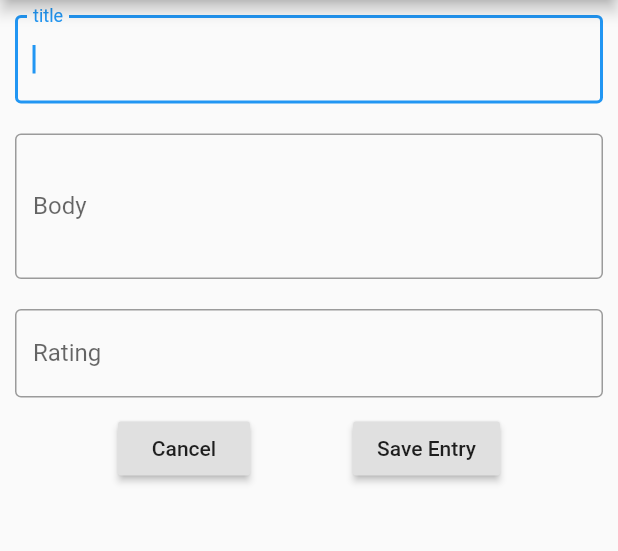
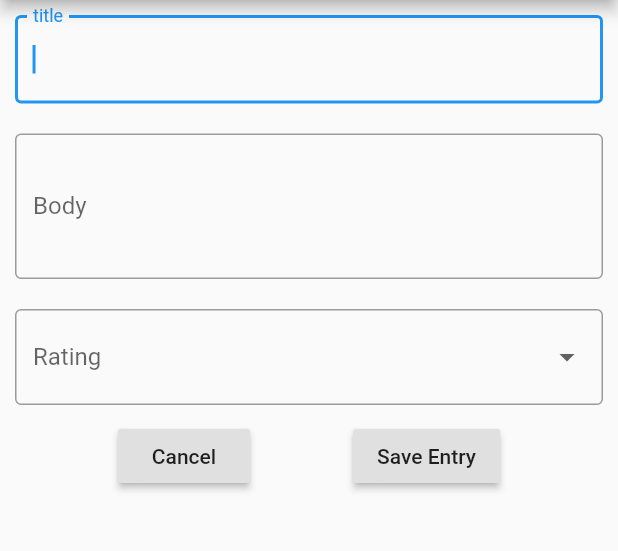
Before and after one commit to euromike21/cs492_journal, a Flutter app: the JournalScaffold screen opened directly, after a tap on "Save Entry", on a phone screen of 412 x 824 dp, the part 84-635 px from its top. Run offline on Flutter 3.47's test engine with Material 2 defaults, Android fonts, the phone set to English and light mode, and no system bars.

Commit message:
Listview builder and dropdown rating

```diff
--- a/lib/assignmentNotes.txt
+++ b/lib/assignmentNotes.txt
@@ -3,9 +3,10 @@
 -Step 1: make a button in the right of the app bar with a toggle-able config option in a drawer to change the theme from light to dark. (shred preferences concept)
 -Step 2: figure out how to savet the state of the preference
 -(first use should be light theme)
+-see tutorial: https://itnext.io/app-theming-in-flutter-dark-mode-light-mode-27d9adf3cee
 
-*-Step 3: Journal - Create onnject with id (int), title (str), body (str), rating (int), date (DateTime).Use of an onject to get data is demonstrated in last prof video in form expl.
--Step 4: Display all saved entried in a list view of title and date.
+x-Step 3: Journal - Create onnject with id (int), title (str), body (str), rating (int), date (DateTime).Use of an onject to get data is demonstrated in last prof video in form expl.
+-Step 4: Display all saved entries in a list view of title and date.
 -Step 5: Display all parts of the object when list is tapped.
 *-Step 6: Put back button on details page to return to list view.
 -Step 7: make master-detail layout when device has +800 (or appropriate) horiz space.
--- a/lib/main.dart
+++ b/lib/main.dart
@@ -33,8 +33,11 @@ class App extends StatelessWidget {
       title: 'Journal',
       theme: ThemeData.light(),
       //if list length is > 0 then load welcomroute
+
       routes: welcomeRoute,
+
       //else load journalentries route
+
       //routes: listRoute,
     );
 
--- /dev/null
+++ b/lib/widgets/dropdown_rating_form_field.dart
@@ -0,0 +1,47 @@
+// (c) 2020 Yong Joseph Bakos. Use this freely.
+// https://github.com/flutter/flutter/issues/27821
+// Usage:
+// DropdownRatingFormField(
+//   maxRating: 4,
+//   validator: (value) { /* ... */ },
+//   onSaved: (value) { /* ... */ }
+// );
+
+import 'package:flutter/material.dart';
+
+class DropdownRatingFormField extends StatefulWidget {
+  final int maxRating;
+  final void Function(dynamic) onSaved;
+  final String Function(dynamic) validator;
+
+  DropdownRatingFormField(
+      {Key key, this.maxRating, this.onSaved, this.validator})
+      : super(key: key);
+
+  @override
+  DropdownRatingFormFieldState createState() => DropdownRatingFormFieldState();
+}
+
+class DropdownRatingFormFieldState extends State<DropdownRatingFormField> {
+  int selectedValue;
+
+  @override
+  Widget build(BuildContext context) {
+    return DropdownButtonFormField(
+        value: selectedValue,
+        items: ratingMenuItems(maxRating: widget.maxRating),
+        onChanged: (value) {
+          setState(() => selectedValue = value);
+        },
+        decoration:
+            InputDecoration(labelText: 'Rating', border: OutlineInputBorder()),
+        validator: widget.validator,
+        onSaved: widget.onSaved);
+  }
+
+  List<DropdownMenuItem> ratingMenuItems({int maxRating}) {
+    return List<DropdownMenuItem>.generate(maxRating, (i) {
+      return DropdownMenuItem(value: i + 1, child: Text('${i + 1}'));
+    });
+  }
+}
--- a/lib/widgets/journal_entry_form.dart
+++ b/lib/widgets/journal_entry_form.dart
@@ -1,6 +1,7 @@
 import 'package:flutter/material.dart';
 import 'package:intl/date_symbols.dart';
 import 'package:intl/intl.dart';
+import 'package:journal/widgets/dropdown_rating_form_field.dart';
 
 class JournalEntryFields {
   String title;
@@ -33,7 +34,7 @@ class JournalEntry {
   void dateGen() {
     //var now = new DateTime.now();
     //print('$now');
-    print(new DateFormat.yMMMMEEEEd().format(new DateTime.now()));
+    print(new DateFormat.MMMMEEEEd().format(new DateTime.now()));
   }
 }
 
@@ -88,28 +89,36 @@ class JournalEntryForm extends StatelessWidget {
                   }
                 }),
             SizedBox(height: 20),
-            TextFormField(
-                controller: myController,
-                autofocus: true,
-                decoration: InputDecoration(
-                    labelText: 'Rating', border: OutlineInputBorder()),
-                onSaved: (value) {
-                  //store value in some object
-                  int num = int.parse(value);
-                  journalEntryFields.rating = num;
-                },
-                maxLines: 1,
-                validator: (value) {
-                  if (value.isEmpty) {
-                    return 'Please enter a rating';
-                  } else {
-                    return null;
-                  }
-                }),
+            DropdownRatingFormField(
+              maxRating: 4,
+              onSaved: (value) {
+                //       //store value in some object
+                //       int num = int.parse(value);
+                journalEntryFields.rating = value;
+              },
+            ),
+            // TextFormField(
+            //     controller: myController,
+            //     autofocus: true,
+            //     decoration: InputDecoration(
+            //         labelText: 'Rating', border: OutlineInputBorder()),
+            //     onSaved: (value) {
+            //       //store value in some object
+            //       int num = int.parse(value);
+            //       journalEntryFields.rating = num;
+            //     },
+            //     maxLines: 1,
+            //     validator: (value) {
+            //       if (value.isEmpty) {
+            //         return 'Please enter a rating';
+            //       } else {
+            //         return null;
+            //       }
+            //     }),
             SizedBox(height: 10),
             Row(
               mainAxisAlignment: MainAxisAlignment.spaceEvenly,
-              crossAxisAlignment: CrossAxisAlignment.start,
+              //crossAxisAlignment: CrossAxisAlignment.start,
               children: [
                 RaisedButton(
                   onPressed: () {
@@ -129,7 +138,7 @@ class JournalEntryForm extends StatelessWidget {
                     print(journalEntryFields.title);
                     print(journalEntryFields.body);
                     print(journalEntryFields.rating);
-                    journalEntry.dateGen();
+                    //journalEntry.dateGen();
                     //  }
                   },
                   child: Text('Save Entry'),
```
Also changed, not shown: lib/screens/journal_entries.dart (+39 -24 lines), lib/models/journal.dart (added), lib/models/journal_entry.dart (added).
